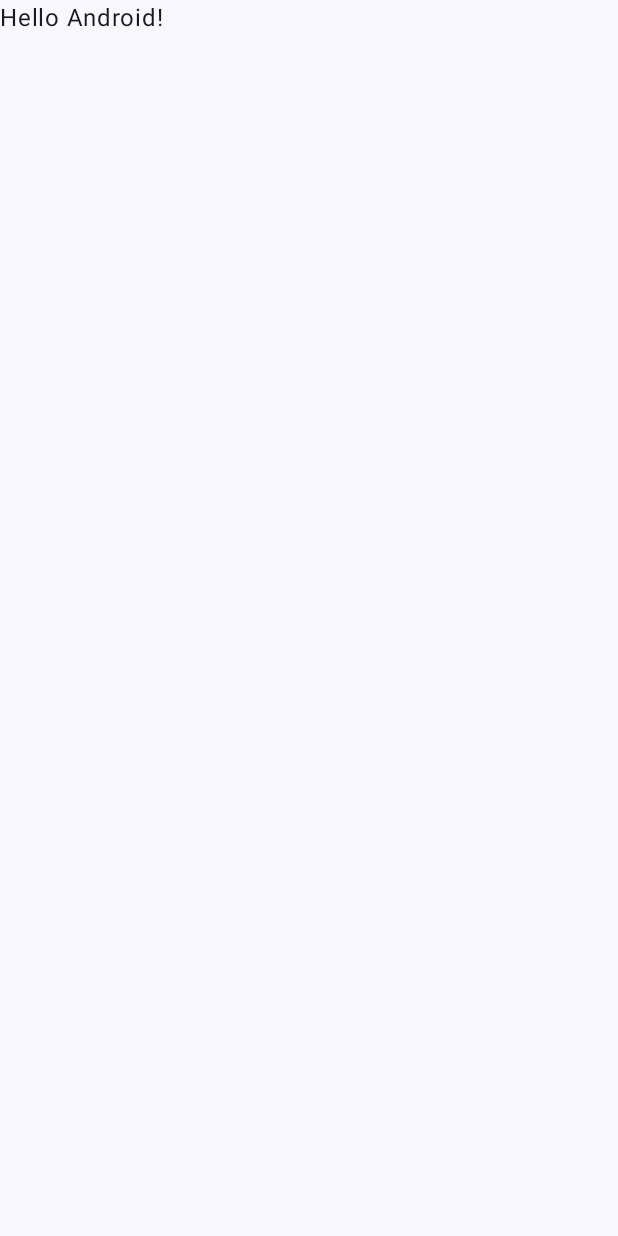
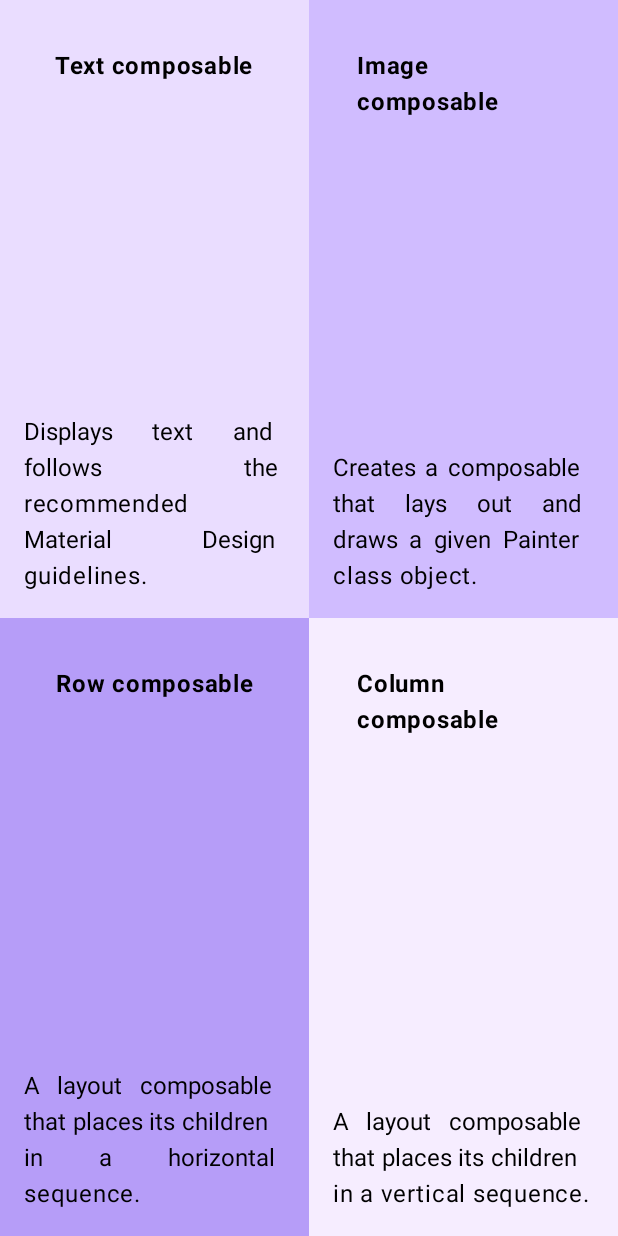
Before and after one commit to criticalstrike18/AndroidStudioProjects, an Android app built with Jetpack Compose: the screen it shows after launch (MainActivity), on a phone screen of 412 x 824 dp. Before the commit the screen is almost empty. Run offline under Robolectric (Android 15) with nearby library versions, the light colour scheme and no system bars.

Commit message:
quadrant compose

```diff
--- a/quadrantcompose/app/src/main/AndroidManifest.xml
+++ b/quadrantcompose/app/src/main/AndroidManifest.xml
@@ -1,6 +1,6 @@
 <?xml version="1.0" encoding="utf-8"?>
 <manifest xmlns:android="http://schemas.android.com/apk/res/android"
-    xmlns:tools="http://schemas.android.com/tools">
+    xmlns:tools="http://schemas.android.com/tools" >
 
     <application
         android:allowBackup="true"
@@ -11,12 +11,12 @@
         android:roundIcon="@mipmap/ic_launcher_round"
         android:supportsRtl="true"
         android:theme="@style/Theme.Quadrantcompose"
-        tools:targetApi="31">
+        tools:targetApi="31" >
         <activity
             android:name=".MainActivity"
             android:exported="true"
             android:label="@string/app_name"
-            android:theme="@style/Theme.Quadrantcompose">
+            android:theme="@style/Theme.Quadrantcompose" >
             <intent-filter>
                 <action android:name="android.intent.action.MAIN" />
 
--- a/quadrantcompose/app/src/main/java/com/example/quadrantcompose/MainActivity.kt
+++ b/quadrantcompose/app/src/main/java/com/example/quadrantcompose/MainActivity.kt
@@ -3,13 +3,25 @@ package com.example.quadrantcompose
 import android.os.Bundle
 import androidx.activity.ComponentActivity
 import androidx.activity.compose.setContent
+import androidx.compose.foundation.background
+import androidx.compose.foundation.layout.Arrangement
+import androidx.compose.foundation.layout.Column
+import androidx.compose.foundation.layout.Row
 import androidx.compose.foundation.layout.fillMaxSize
+import androidx.compose.foundation.layout.fillMaxWidth
+import androidx.compose.foundation.layout.padding
 import androidx.compose.material3.MaterialTheme
 import androidx.compose.material3.Surface
 import androidx.compose.material3.Text
 import androidx.compose.runtime.Composable
+import androidx.compose.ui.Alignment
 import androidx.compose.ui.Modifier
+import androidx.compose.ui.graphics.Color
+import androidx.compose.ui.res.stringResource
+import androidx.compose.ui.text.font.FontWeight
+import androidx.compose.ui.text.style.TextAlign
 import androidx.compose.ui.tooling.preview.Preview
+import androidx.compose.ui.unit.dp
 import com.example.quadrantcompose.ui.theme.QuadrantcomposeTheme
 
 class MainActivity : ComponentActivity() {
@@ -18,11 +30,8 @@ class MainActivity : ComponentActivity() {
         setContent {
             QuadrantcomposeTheme {
                 // A surface container using the 'background' color from the theme
-                Surface(
-                    modifier = Modifier.fillMaxSize(),
-                    color = MaterialTheme.colorScheme.background
-                ) {
-                    Greeting("Android")
+                Surface(modifier = Modifier.fillMaxSize(), color = MaterialTheme.colorScheme.background) {
+                    QuadrantCompose()
                 }
             }
         }
@@ -30,17 +39,46 @@ class MainActivity : ComponentActivity() {
 }
 
 @Composable
-fun Greeting(name: String, modifier: Modifier = Modifier) {
-    Text(
-        text = "Hello $name!",
+fun Quadrant(title: String,description: String, bgcolor: Color, modifier: Modifier = Modifier) {
+    Column(verticalArrangement = Arrangement.Center,
+        horizontalAlignment = Alignment.CenterHorizontally,
         modifier = modifier
-    )
+            .background(bgcolor)
+            .padding(16.dp)
+            .fillMaxWidth()) {
+        Text(text = title,
+            modifier = modifier.padding(16.dp),
+            fontWeight = FontWeight.Bold,
+            color = Color.Black
+        )
+        Text(text = description,
+            textAlign = TextAlign.Justify,
+            color = Color.Black
+        )
+    }
+}
+@Composable
+fun QuadrantCompose() {
+    Column(modifier = Modifier.fillMaxWidth()) {
+        Row(modifier = Modifier.weight(1f)) {
+            Quadrant(title = stringResource(id = R.string.title1) , description = stringResource(
+                id = R.string.des1), bgcolor = Color(0xFFEADDFF), modifier = Modifier.weight(1f))
+            Quadrant(title = stringResource(id = R.string.title2), description = stringResource(
+                id = R.string.description2) , bgcolor = Color(0xFFD0BCFF), modifier = Modifier.weight(1f))
+        }
+        Row(modifier = Modifier.weight(1f)) {
+            Quadrant(title = stringResource(id = R.string.title3), description = stringResource(
+                id = R.string.description3), bgcolor = Color(0xFFB69DF8), modifier = Modifier.weight(1f))
+            Quadrant(title = stringResource(id = R.string.title4), description = stringResource(
+                id = R.string.description4), bgcolor = Color(0xFFF6EDFF), modifier = Modifier.weight(1f))
+        }
+    }
 }
 
 @Preview(showBackground = true)
 @Composable
 fun GreetingPreview() {
     QuadrantcomposeTheme {
-        Greeting("Android")
+
     }
 }
--- a/quadrantcompose/app/src/main/java/com/example/quadrantcompose/ui/theme/Theme.kt
+++ b/quadrantcompose/app/src/main/java/com/example/quadrantcompose/ui/theme/Theme.kt
@@ -49,7 +49,6 @@ fun QuadrantcomposeTheme(
         val context = LocalContext.current
         if (darkTheme) dynamicDarkColorScheme(context) else dynamicLightColorScheme(context)
       }
-
       darkTheme -> DarkColorScheme
       else -> LightColorScheme
     }
--- a/quadrantcompose/app/src/main/res/values/strings.xml
+++ b/quadrantcompose/app/src/main/res/values/strings.xml
@@ -1,3 +1,11 @@
 <resources>
     <string name="app_name">quadrantcompose</string>
+    <string name="title1">Text composable</string>
+    <string name="des1">Displays text and follows the recommended Material Design guidelines.</string>
+    <string name="title2">Image composable</string>
+    <string name="description2">Creates a composable that lays out and draws a given Painter class object.</string>
+    <string name="title3">Row composable</string>
+    <string name="description3">A layout composable that places its children in a horizontal sequence.</string>
+    <string name="title4">Column composable</string>
+    <string name="description4">A layout composable that places its children in a vertical sequence.</string>
 </resources>
--- a/quadrantcompose/app/src/main/res/values/themes.xml
+++ b/quadrantcompose/app/src/main/res/values/themes.xml
@@ -1,5 +1,4 @@
 <?xml version="1.0" encoding="utf-8"?>
 <resources>
-
     <style name="Theme.Quadrantcompose" parent="android:Theme.Material.Light.NoActionBar" />
 </resources>
```
Lines whose indentation alone changed are shown as unchanged.
